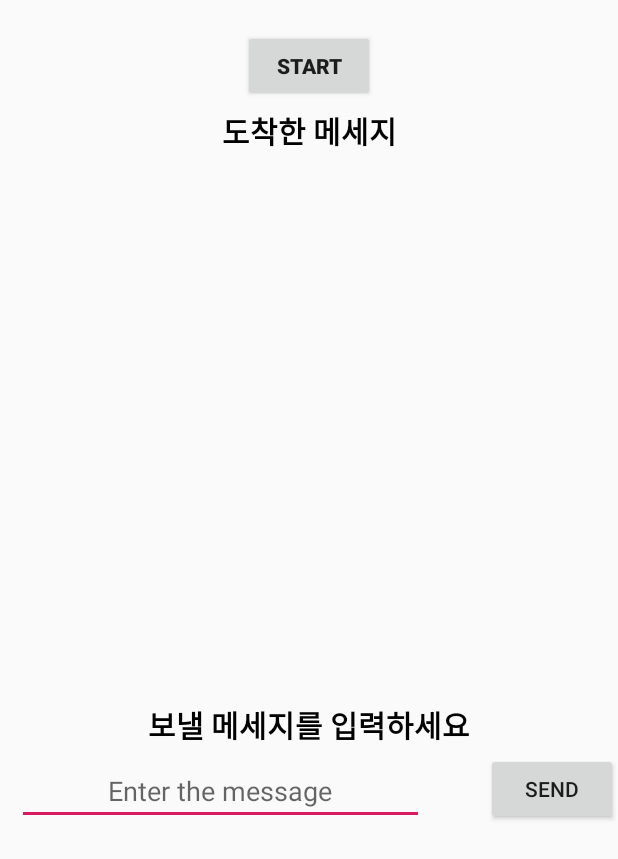
After one commit to whale22/capstone4-2project, an Android app: the layout activity_mess_main.xml on its own in the app's theme, with its tools: preview values and no code run, on a phone screen of 412 x 824 dp. The commit adds this screen. Shown: the top 859 px of the screen. Run offline under Robolectric (Android 15) with nearby library versions, the phone set to English and light mode, and no system bars.

Commit message:
서버 알림 받아오기 수정

```diff
--- a/app/src/main/java/com/example/user/doggy/MainActivity.java
+++ b/app/src/main/java/com/example/user/doggy/MainActivity.java
@@ -24,6 +24,7 @@ public class MainActivity extends AppCompatActivity implements View.OnClickListe
     @Override
     protected void onCreate(Bundle savedInstanceState) {
         super.onCreate(savedInstanceState);
+        //startActivity(new Intent(this, intro.class));
         setContentView(R.layout.activity_main);
         findViewById(R.id.btn).setOnClickListener(this);
         Button btn = (Button)findViewById(R.id.btn);
--- a/app/src/main/java/com/example/user/doggy/function1.java
+++ b/app/src/main/java/com/example/user/doggy/function1.java
@@ -271,13 +271,15 @@ public class function1 extends AppCompatActivity {
             str=reader.readLine();
             bu=str.toString();
             Log.d("RESPONSE", "what is bu : "+bu);
-            if(bu.equals("\"true\"")){
+            if(bu.length()>=5){
                 Log.d("RESPONSE", "bu is true");
                 flag=1;
             }
 
             else
                 Log.d("RESPONSE", "bu is false");
+            //str=reader.readLine();
+            //if(str!=null) bu=str.toString();
             Log.d("RESPONSE", "The response4 is: " + bu);
             http.disconnect();
             while ((str = reader.readLine()) != null) {       // 서버에서 라인단위로 보내줄 것 라인단위로 읽는다
--- /dev/null
+++ b/app/src/main/res/layout/activity_mess_main.xml
@@ -0,0 +1,124 @@
+<RelativeLayout xmlns:android="http://schemas.android.com/apk/res/android"
+    xmlns:tools="http://schemas.android.com/tools"
+    android:layout_width="match_parent"
+    android:layout_height="match_parent"
+    android:gravity="start"
+    tools:context=".messMain" >
+
+
+    <Button
+        android:id="@+id/btn_start_server"
+
+        android:layout_width="wrap_content"
+
+        android:layout_height="wrap_content"
+
+        android:layout_centerHorizontal="true"
+
+        android:layout_marginTop="20dp"
+
+        android:onClick="mOnClick"
+
+        android:text="START"
+
+        android:textStyle="bold" />
+
+
+    <TextView
+        android:id="@+id/label_message_from_client"
+
+        android:layout_width="match_parent"
+
+        android:layout_height="wrap_content"
+
+        android:layout_below="@id/btn_start_server"
+
+        android:layout_alignParentStart="true"
+
+        android:layout_marginTop="4dp"
+
+        android:gravity="center"
+
+        android:text="도착한 메세지"
+
+        android:textColor="#000000"
+
+        android:textSize="20sp"
+        android:textStyle="bold" />
+
+
+    <TextView
+        android:id="@+id/text_massage_from_client"
+
+        android:layout_width="match_parent"
+
+        android:layout_height="wrap_content"
+
+
+        android:layout_alignParentStart="true"
+
+        android:layout_marginTop="20dp"
+
+        android:gravity="center"
+        android:text="" />
+
+
+    <TextView
+        android:id="@+id/label_message_to_client"
+
+        android:layout_width="match_parent"
+
+        android:layout_height="wrap_content"
+
+
+        android:layout_alignParentStart="true"
+
+
+        android:layout_alignParentTop="true"
+
+        android:layout_marginStart="0dp"
+
+
+        android:layout_marginTop="468dp"
+        android:gravity="center"
+        android:text="보낼 메세지를 입력하세요"
+        android:textColor="#000000"
+        android:textSize="20sp"
+        android:textStyle="bold" />
+
+
+    <EditText
+        android:id="@+id/edit_message_to_client"
+
+        android:layout_width="271dp"
+
+        android:layout_height="wrap_content"
+
+
+        android:layout_alignBottom="@+id/btn_send_server"
+
+        android:layout_alignParentStart="true"
+        android:layout_marginStart="11dp"
+        android:gravity="center"
+        android:hint="Enter the message" />
+
+
+    <Button
+        android:id="@+id/btn_send_server"
+
+        android:layout_width="wrap_content"
+
+        android:layout_height="wrap_content"
+
+
+        android:layout_alignParentEnd="true"
+
+        android:layout_marginTop="502dp"
+
+        android:layout_marginEnd="0dp"
+        android:onClick="mOnClick"
+        android:text="SEND" />
+
+
+
+</RelativeLayout>
--- a/app/src/main/res/values/strings.xml
+++ b/app/src/main/res/values/strings.xml
@@ -21,4 +21,5 @@
         completions."
     </string>
     <string name="title_activity_maps">Map</string>
+    <string name="title_activity_maps_test">Map</string>
 </resources>
```
Also changed, not shown: app/src/main/AndroidManifest.xml (+16 -8 lines), app/src/main/java/com/example/user/doggy/messMain.java (added, +263 -0 lines), app/src/main/java/com/example/user/doggy/saveAlarm.java (+6 -89 lines), app/src/main/res/layout/activity_maps_test.xml (added, +9 -0 lines).
